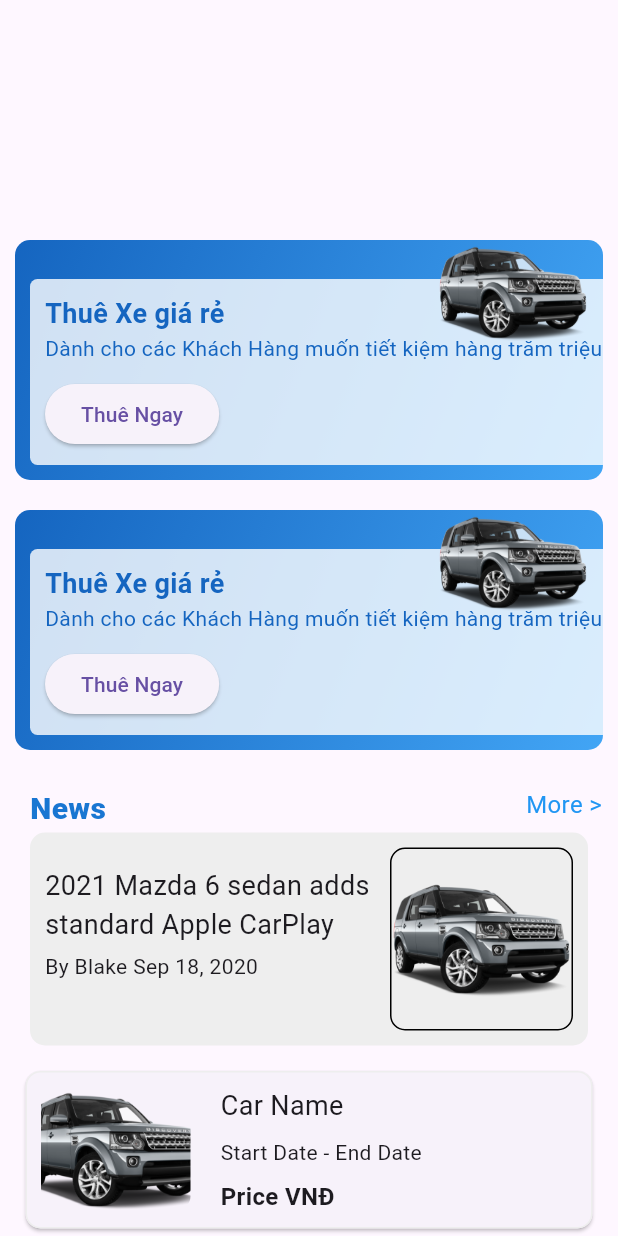
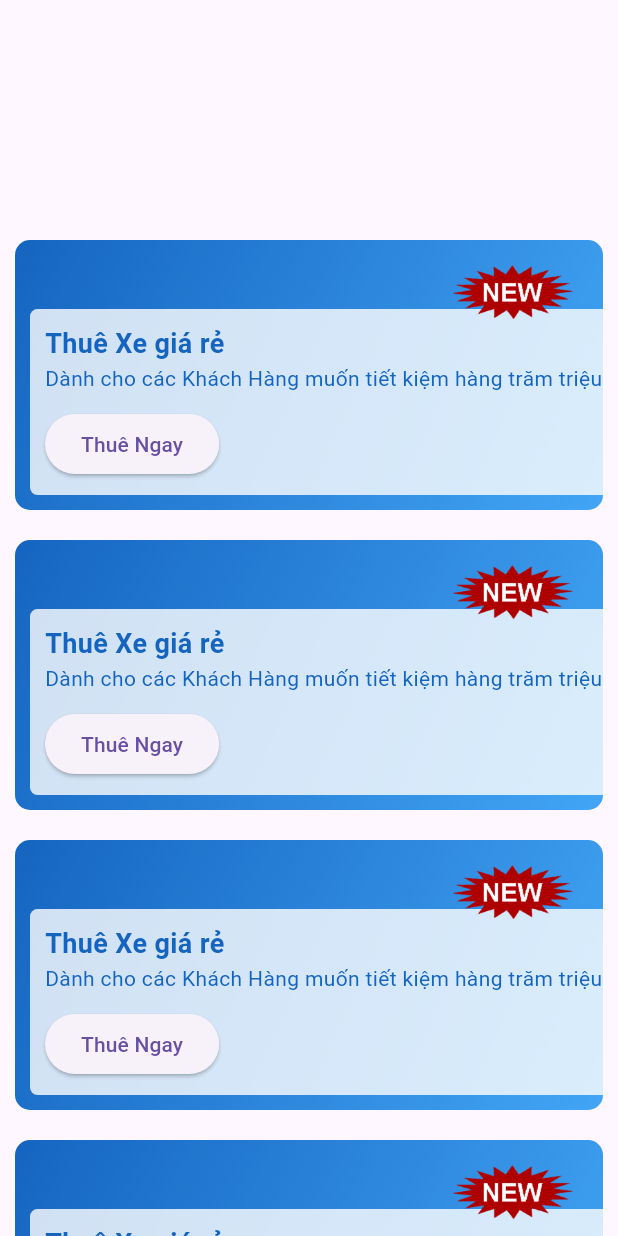
Before and after one commit to L0qin/fp_thuexe, a Flutter app: the AnnouncementPage widget shown alone on an empty page, opened directly, on a phone screen of 412 x 824 dp. Run offline on Flutter 3.47's test engine with Material 3 defaults, Android fonts, the light colour scheme and no system bars; our stand-ins replace anim_search_bar, animate_do, carousel_slider, file_picker, responsive_builder, salomon_bottom_bar and 1 more; accounts and stored records are empty; network calls fail.

Commit message:
change updateanou

```diff
--- a/lib/pages/anoucement.dart
+++ b/lib/pages/anoucement.dart
@@ -7,27 +7,31 @@ class AnnouncementPage extends StatelessWidget {
 
   @override
   Widget build(BuildContext context) {
-    return Scaffold(
+    return Container(
       // ... other widgets ...
-      body: ListView(
+      child: Column(
         children: [
-          const SizedBox(height: 150,),
-          _buildPromotion(), // Add the promotion section
-          //_buildHeader(),
-          _buildPromotion(), // Use the updated _buildCarList function
-          const SizedBox(height: 10,),
-          // _buildCarList(),
-          const SizedBox(height: 5,),
-          _buildHeader('News'),
-          _buildNewCar(),
-          _buildHistoryItem(),
-          //_buildCarVideo(),
-
-          //_buildContent(),
+          SizedBox(height: 150,),
+          Expanded(
+            child: _buildPromotionList(),
+          ),
         ],
       ),
     );
   }
+
+  Widget _buildPromotionList() {
+    return ListView.builder(
+      itemCount: 5, // Số lượng promotion bạn muốn hiển thị
+      itemBuilder: (BuildContext context, int index) {
+        return SizedBox(
+          height: 200, // Đặt kích thước cố định cho mỗi Widget promotion
+          child: _buildPromotion(),
+        );
+      },
+    );
+  }
+
 
   Widget _buildPromotion() {
     return Container(
@@ -89,7 +93,7 @@ class AnnouncementPage extends StatelessWidget {
             right: 10,
             top: 0,
             child: Image.asset(
-              'assets/images/cars/land_rover_0.png',
+              'assets/images/icons/new.gif',
               width: 100,
               height: 70,
             ),
@@ -250,6 +254,7 @@ Widget _buildHeader(String title) {
     ),
   );
 }
+// 2021 mazda
 Widget _buildNewCar() {
   return Container(
     padding: EdgeInsets.symmetric(horizontal: 20), // Adjust the horizontal padding as needed
@@ -307,6 +312,7 @@ Widget _buildNewCar() {
     ),
   );
 }
+//lịch sử
 Widget _buildHistoryItem() {
   return Container(
     margin: EdgeInsets.all(13.0),
--- a/lib/pages/home_page.dart
+++ b/lib/pages/home_page.dart
@@ -93,6 +93,9 @@ class _HomePageState extends State<HomePage> {
                 const SizedBox(height: 4),
                 _buildHeader('Thuê nhiều'),
                 _buildCarList(),
+                const SizedBox(height: 4),
+                _buildHeader('News'),
+                _buildNewCar(),
                 const SizedBox(height: 10),
                 _buildHeaderNoExpand('Bạn có xe nhàn rỗi? Đăng ngay!'),
                 _buildPostCar(),
@@ -417,7 +420,63 @@ class _HomePageState extends State<HomePage> {
       },
     );
   }
-
+  Widget _buildNewCar() {
+    return Container(
+      padding: EdgeInsets.symmetric(horizontal: 10), // Adjust the horizontal padding as needed
+      child: Center(
+        child: Container(
+          padding: EdgeInsets.all(10),
+          decoration: BoxDecoration(
+            color: Colors.white10, // Background color for the main container
+            borderRadius: BorderRadius.circular(10), // Border radius for the main container
+          ),
+          child: Row(
+            mainAxisAlignment: MainAxisAlignment.center,
+            children: <Widget>[
+              Expanded(
+                child: Column(
+                  mainAxisAlignment: MainAxisAlignment.center,
+                  crossAxisAlignment: CrossAxisAlignment.start,
+                  children: <Widget>[
+                    Text(
+                      '2021 Mazda 6 sedan adds standard Apple CarPlay',
+                      style: TextStyle(fontSize: 18,color: Colors.black,fontWeight: FontWeight.w500),
+                    ),
+                    SizedBox(height: 5),
+                    Text(
+                      'By Blake Sep 18, 2020',
+                      style: TextStyle(fontSize: 14),
+                    ),
+                    SizedBox(height: 20),
+                    // ElevatedButton(
+                    //   onPressed: () {},
+                    //   child: Text('Xem thêm'),
+                    // ),
+                  ],
+                ),
+              ),
+              SizedBox(width: 10), // Adjust the spacing between the text content and image
+              Container(
+                decoration: BoxDecoration(
+                  border: Border.all(color: Colors.black), // Border color for the image frame
+                  borderRadius: BorderRadius.circular(10),
+                  // Border radius for the image frame
+                ),
+                child: ClipRRect(
+                  borderRadius: BorderRadius.circular(10), // Clip the image with border radius
+                  child: Image.asset(
+                    'assets/images/cars/land_rover_0.png',
+                    width: 120, // Adjust the width of the image as needed
+                    height: 120, // Adjust the height of the image as needed
+                  ),
+                ),
+              ),
+            ],
+          ),
+        ),
+      ),
+    );
+  }
 
   Widget _buildHeaderNoExpand(String title) {
     return Container(
```
Also changed, not shown: assets/images/icons/new.gif (added).
